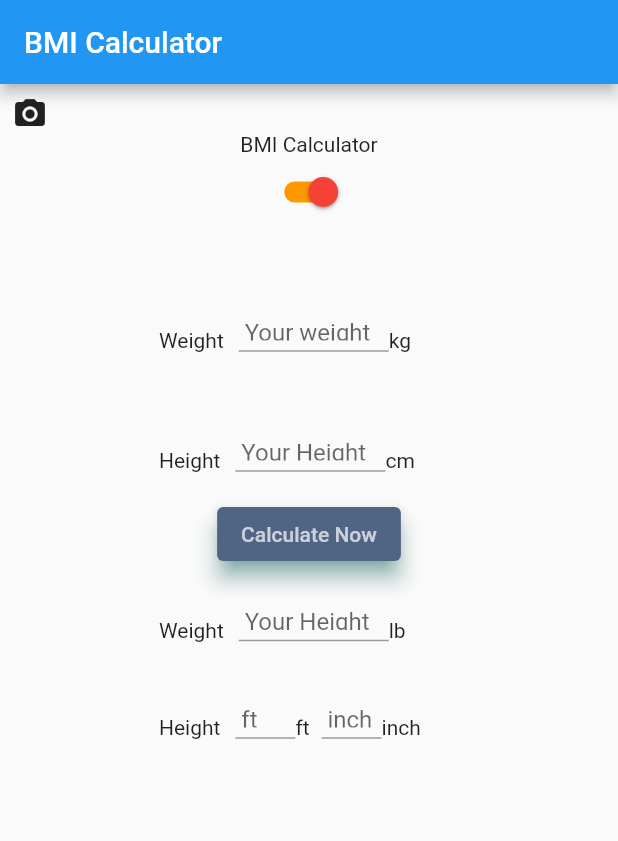
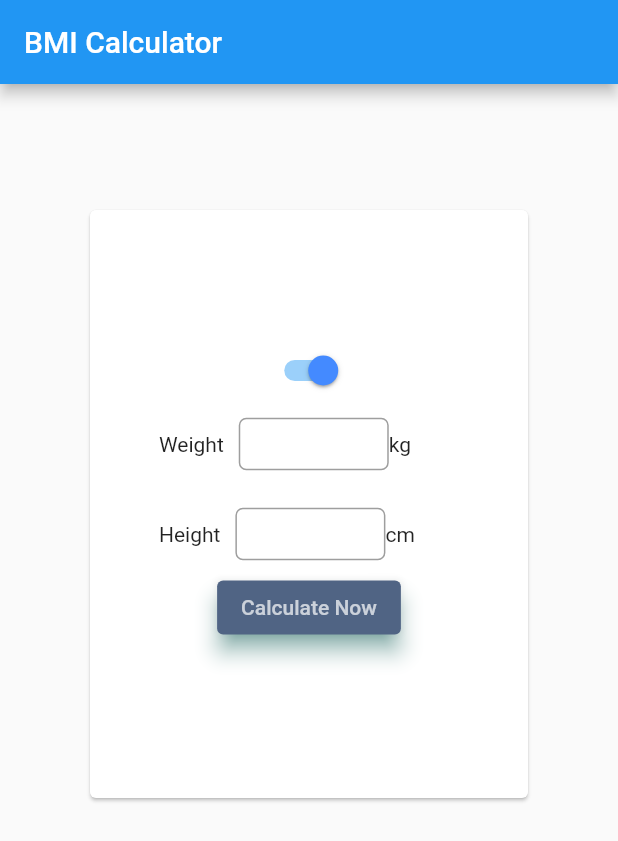
Before and after one commit to walidwazini/Flutter-BMICalculator-2, a Flutter app: the screen it shows after launch, on a phone screen of 412 x 824 dp. Shown: the top 841 px of the screen. Run offline on Flutter 3.47's test engine with Material 2 defaults, Android fonts, the phone set to English and light mode, and no system bars.

Commit message:
passing controller value with callback

```diff
--- a/lib/main.dart
+++ b/lib/main.dart
@@ -1,3 +1,4 @@
+import 'package:bmi_calculator_2/widgets/test1.dart';
 import 'package:flutter/material.dart';
 import 'package:bmi_calculator_2/widgets/home.dart';
 
@@ -7,6 +8,7 @@ void main() {
 
 class MyApp extends StatelessWidget {
   // This widget is the root of your application.
+
   @override
   Widget build(BuildContext context) {
     return MaterialApp(
--- a/lib/widgets/home.dart
+++ b/lib/widgets/home.dart
@@ -1,24 +1,22 @@
+import 'package:bmi_calculator_2/widgets/imperial.dart';
 import 'package:bmi_calculator_2/widgets/metric.dart';
-import 'package:bmi_calculator_2/widgets/test1.dart';
-import 'package:bmi_calculator_2/widgets/test2.dart';
 import 'package:flutter/material.dart';
-import 'package:flutter/services.dart';
 
 class CalculationPage extends StatefulWidget {
-  const CalculationPage({Key? key}) : super(key: key);
-
+  // const CalculationPage({Key? key}) : super(key: key);
   @override
   _CalculationPageState createState() => _CalculationPageState();
 }
 
 class _CalculationPageState extends State<CalculationPage> {
-  var weightMetric = 'kg';
-  var heightMetric = 'cm';
-  var weightEnglish = 'lb';
-  var heightImpr1 = 'ft';
-  var heightImpr2 = 'inch';
+  bool selection = true;
 
-  bool selection = true;
+  final weightValue = 0;
+  final heightValue = 0;
+
+  void insertValue() {
+    setState(() {});
+  }
 
   @override
   Widget build(BuildContext context) {
@@ -26,119 +24,48 @@ class _CalculationPageState extends State<CalculationPage> {
       appBar: AppBar(
         title: Text('BMI Calculator'),
       ),
-      body: Padding(
-        padding: const EdgeInsets.fromLTRB(8, 8, 8, 8),
+      body: SingleChildScrollView(
+        child: Padding(
+          padding: const EdgeInsets.fromLTRB(8, 80, 8, 8),
           child: Center(
             child: Column(
               children: [
-              Row(
-                children: [ selection ? Test2() : Test1()],
+                //Row(children: [ selection ? Test2() : Test1()],),
+                //buildSwitch123(),
+                Container(
+                    width: 300,
+                    height: 400,
+                    child: Card(
+                      child: Column(
+                        mainAxisAlignment: MainAxisAlignment.center,
+                        children: [
+                          buildSwitch123(),
+                          MetricCard(
+                              callback: (weight, height) => {
+                                print(weight)
+                              }),
+                          SizedBox(
+                            height: 20,
                           ),
-              Text('BMI Calculator'),
-              buildSwitch123(),
-              SizedBox(
-                height: 50,
-              ),
-              MetricCard(),
-              ElevatedButton(
-                  style: ElevatedButton.styleFrom(
-                    primary: Color.fromRGBO(80, 100, 900, 1),
-                    onPrimary: Colors.white70,
-                    elevation: 6,
-                    shadowColor: Colors.teal,
-                  ),
-                  child: Text('Calculate Now'),
-                  onPressed: () {}),
-
-              SizedBox(
-                height: 15,
-              ),
-
-              // Weight Imperial
-              SizedBox(
-                width: 200,
-                height: 50,
-                child: Row(
-                  children: [
-                    Text('Weight'),
-                    SizedBox(
-                      width: 10,
-                    ),
-                    SizedBox(
-                      width: 100,
-                      height: 15,
-                      child: TextField(
-                        decoration: InputDecoration(
-                          hintText: ' Your Height',
-                        ),
-                        keyboardType: TextInputType.number,
-                        inputFormatters: [
-                          FilteringTextInputFormatter.digitsOnly
                         ],
                       ),
-                    ),
-                    Text(weightEnglish),
+                    )),
               ],
             ),
-              ),
-
-              SizedBox(
-                height: 15,
-              ),
-
-              SizedBox(
-                width: 200,
-                height: 50,
-                child: Row(
-                  children: [
-                    Text('Height'),
-                    SizedBox(
-                      width: 10,
-                    ),
-                    SizedBox(
-                      width: 40,
-                      height: 15,
-                      child: TextField(
-                        decoration: InputDecoration(
-                          hintText: ' ft',
-                        ),
-                        keyboardType: TextInputType.number,
-                        inputFormatters: [
-                          FilteringTextInputFormatter.digitsOnly
-                        ],
-                      ),
-                    ),
-                    Text(heightImpr1),
-                    SizedBox(
-                      width: 8,
-                    ),
-                    SizedBox(
-                      width: 40,
-                      height: 15,
-                      child: TextField(
-                          decoration: InputDecoration(
-                        hintText: ' inch',
-                      )),
-                    ),
-                    Text(heightImpr2),
-                  ],
-                ),
-              ),
-            ],
           ),
         ),
       ),
     );
   }
 
-  Widget buildSwitch123()=> Transform.scale(
+  Widget buildSwitch123() => Transform.scale(
         scale: 1,
         child: Switch.adaptive(
-          thumbColor: MaterialStateProperty.all(Colors.red),
-          trackColor: MaterialStateProperty.all(Colors.orange),
+            // thumbColor: MaterialStateProperty.all(Colors.red),
+            // trackColor: MaterialStateProperty.all(Colors.orange),
+            activeColor: Colors.blueAccent,
+            activeTrackColor: Colors.blue.withOpacity(0.45),
             value: selection,
-          onChanged: (value) => setState(() => this.selection = value)
-      ),
+            onChanged: (value) => setState(() => this.selection = value)),
       );
-
 }
--- a/lib/widgets/imperial.dart
+++ b/lib/widgets/imperial.dart
@@ -0,0 +1,69 @@
+import 'package:flutter/material.dart';
+import 'package:flutter/services.dart';
+
+class ImperialCard extends StatefulWidget {
+  //const ImperialCard({Key? key}) : super(key: key);
+
+  @override
+  _ImperialCardState createState() => _ImperialCardState();
+}
+
+class _ImperialCardState extends State<ImperialCard> {
+  final weightController = TextEditingController();
+  final heightController = TextEditingController();
+
+  @override
+  Widget build(BuildContext context) {
+    return Container( child: Column(children: [
+      // Weight Imperial
+      SizedBox(width: 200, height: 50,
+        child: Row( children: [
+            Text('Weight'),
+            SizedBox(width: 10,),
+            SizedBox(width: 100, height: 15,
+              child: TextField(
+                controller: weightController,
+                decoration: InputDecoration(
+                  hintText: ' Your Height',
+                ),
+                keyboardType: TextInputType.number,
+                inputFormatters: [FilteringTextInputFormatter.digitsOnly],
+              ),
+            ),
+            Text('lb'),
+          ],
+        ),
+      ),
+      SizedBox(height: 10,),
+      SizedBox(
+        width: 200,
+        height: 50,
+        child: Row(
+          children: [
+            Text('Height'),
+            SizedBox(width: 10,),
+            SizedBox(width: 40, height: 15,
+              child: TextField(
+                controller: heightController,
+                decoration: InputDecoration(hintText: ' ft',),
+                keyboardType: TextInputType.number,
+                inputFormatters: [FilteringTextInputFormatter.digitsOnly],
+              ),
+            ),
+            Text('ft'),
+            SizedBox(width: 8,),
+            SizedBox(width: 40, height: 15,
+              child: TextField(
+                  decoration: InputDecoration(
+                    hintText: ' inch',
+                  )),
+            ),
+            Text('inch'),
+          ],
+        ),
+      ),
+
+    ],),
+    );
+  }
+}
--- a/lib/widgets/metric.dart
+++ b/lib/widgets/metric.dart
@@ -1,55 +1,94 @@
 import 'package:flutter/material.dart';
 import 'package:flutter/services.dart';
 
-class MetricCard extends StatefulWidget {
-  const MetricCard({Key? key}) : super(key: key);
+typedef void StringCallback(double height, double weight);
 
-  @override
-  _MetricCardState createState() => _MetricCardState();
-}
+class MetricCard extends StatelessWidget {
+  final weightController = TextEditingController();
+  final heightController = TextEditingController();
+  final StringCallback callback;
 
-class _MetricCardState extends State<MetricCard> {
-  var weightMetric = 'kg';
-  var heightMetric = 'cm';
+  MetricCard({required this.callback});
 
   @override
   Widget build(BuildContext context) {
-    return Container( child: Column( children: [
-      SizedBox(width: 200, height: 50,
-        child: Row(children: [
+    return Container(
+      child: Column(
+        children: [
+          SizedBox(
+            width: 200,
+            height: 50,
+            child: Row(
+              children: [
                 Text('Weight'),
-            SizedBox(width: 10,),
                 SizedBox(
-              width: 100, height: 15,
+                  width: 10,
+                ),
+                SizedBox(
+                  width: 100,
+                  height: 35,
                   child: TextField(
-                decoration: InputDecoration(hintText: ' Your weight',),
+                    controller: weightController,
+                    style: TextStyle(
+                      fontSize: 20,
+                    ),
+                    decoration: InputDecoration(
+                      border: OutlineInputBorder(
+                          borderRadius: BorderRadius.circular(5.0),
+                          borderSide: BorderSide(color: Colors.red)),
+                    ),
                     keyboardType: TextInputType.number,
                     inputFormatters: [FilteringTextInputFormatter.digitsOnly],
                   ),
                 ),
-            Text(weightMetric),
+                Text('kg'),
               ],
             ),
           ),
-      SizedBox(height: 30,),
-      SizedBox( width: 200, height: 50,
+          SizedBox(
+            height: 10,
+          ),
+          SizedBox(
+            width: 200,
+            height: 50,
             child: Row(
               children: [
                 Text('Height'),
-            SizedBox(width: 10,),
                 SizedBox(
-              width: 100, height: 15,
+                  width: 10,
+                ),
+                SizedBox(
+                  width: 100,
+                  height: 35,
                   child: TextField(
-                decoration: InputDecoration(hintText: ' Your Height',),
+                    controller: heightController,
+                    decoration: InputDecoration(
+                      border: OutlineInputBorder(
+                          borderRadius: BorderRadius.circular(5.0),
+                          borderSide: BorderSide(color: Colors.red)),
+                    ),
                     keyboardType: TextInputType.number,
                     inputFormatters: [FilteringTextInputFormatter.digitsOnly],
                   ),
                 ),
-            Text(heightMetric),
+                Text('cm'),
               ],
             ),
           ),
-    ],),
+          ElevatedButton(
+              style: ElevatedButton.styleFrom(
+                primary: Color.fromRGBO(80, 100, 900, 1),
+                onPrimary: Colors.white70,
+                elevation: 6,
+                shadowColor: Colors.teal,
+              ),
+              child: Text('Calculate Now'),
+              onPressed: () {
+                print('here');
+                callback( double.parse(weightController.text), double.parse(heightController.text));
+              }),
+        ],
+      ),
     );
   }
 }
--- a/lib/widgets/test1.dart
+++ b/lib/widgets/test1.dart
@@ -1,10 +1,26 @@
 import 'package:flutter/material.dart';
+import 'dart:core';
 
-class Test1 extends StatelessWidget {
+class Test1 extends StatefulWidget {
   const Test1({Key? key}) : super(key: key);
 
   @override
+  _Test1State createState() => _Test1State();
+}
+
+class _Test1State extends State<Test1> {
+  // List<Quote> quotes = [
+  //   Quote(author: 'Oswar Wilde', text:'Text 1'),
+  //   Quote(author: 'David Osvaldo', text:'Text 2'),
+  //   Quote(author: 'Maria Heronos', text:'Text 3'),
+  // ];
+
+  @override
   Widget build(BuildContext context) {
-    return Icon(Icons.attach_file);
+    // return Icon(Icons.attach_file);
+    return Container( child: Column( children: [
+      SizedBox(width:300,child: TextField())
+    ],),
+    );
   }
 }
```
Lines whose indentation alone changed are shown as unchanged.
